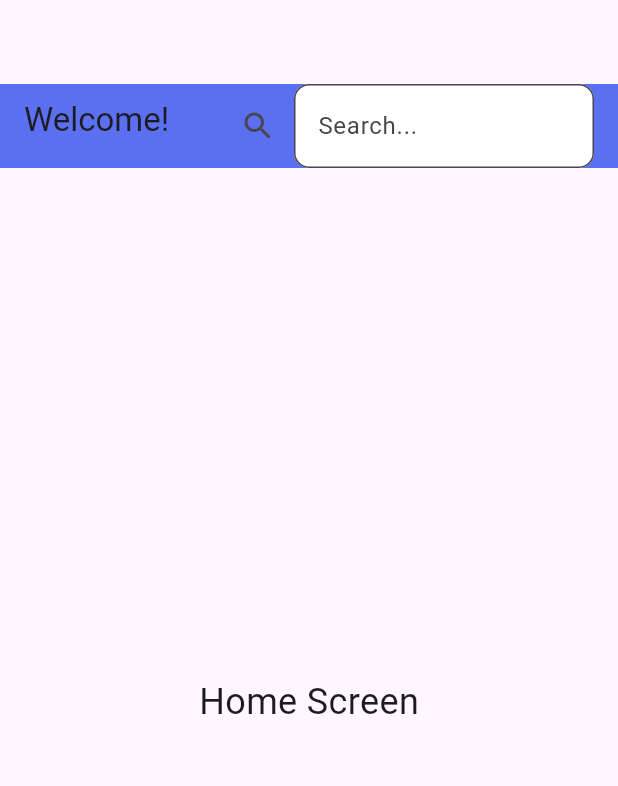
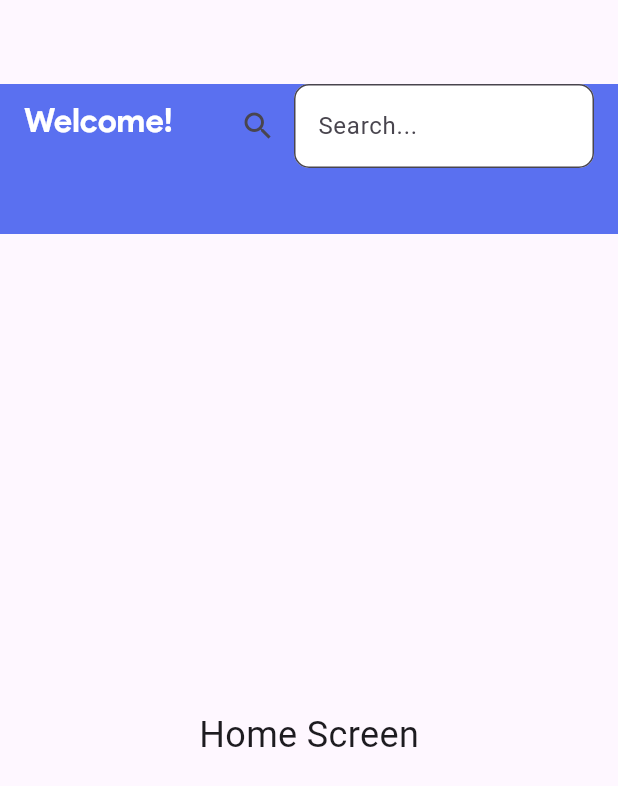
Before and after one commit to rahulg221/skribemonkey, a Flutter app: the screen it shows after launch, on a phone screen of 412 x 824 dp. Shown: the top 786 px of the screen. Run offline on Flutter 3.47's test engine with Material 3 defaults, Android fonts, the phone set to English and light mode, and no system bars.

Commit message:
new commit

```diff
--- a/lib/screens/home_screen.dart
+++ b/lib/screens/home_screen.dart
@@ -12,13 +12,25 @@ class _HomeScreenState extends State<HomeScreen> {
   @override
   Widget build(BuildContext context) {
     return Scaffold(
-      appBar: AppBar(
+      appBar: PreferredSize(
+        preferredSize: Size.fromHeight(100.0), // Set desired height here
+        child: SafeArea(
+          child: AppBar(
+            elevation: 0, // Remove elevation
             title: Padding(
               padding: const EdgeInsets.only(
-              bottom: 8.0), // Add bottom padding to the title
-          child: const Text('Welcome!'), // Set the title to "Welcome!"
+                bottom: 8.0, // Add bottom padding to the title
               ),
-        backgroundColor: Palette.primaryColor, // Set the AppBar's primary color
+              child: const Text(
+                'Welcome!',
+                style: TextStyle(
+                  color: Colors.white,
+                  fontFamily: 'quick',
+                ),
+              ),
+            ),
+            backgroundColor:
+                Palette.primaryColor, // Set the AppBar's primary color
             actions: [
               // Search bar icon button
               IconButton(
@@ -30,8 +42,8 @@ class _HomeScreenState extends State<HomeScreen> {
               // Search TextField
               Container(
                 width: 200, // Set width of the search bar
-            margin:
-                const EdgeInsets.only(right: 16.0), // Add margin to the right
+                margin: const EdgeInsets.only(
+                    right: 16.0), // Add margin to the right
                 child: TextField(
                   decoration: InputDecoration(
                     hintText: 'Search...',
@@ -46,6 +58,8 @@ class _HomeScreenState extends State<HomeScreen> {
               ),
             ],
           ),
+        ),
+      ),
       body: const Center(
         child: Text(
           'Home Screen',
```
Lines whose indentation alone changed are shown as unchanged.
